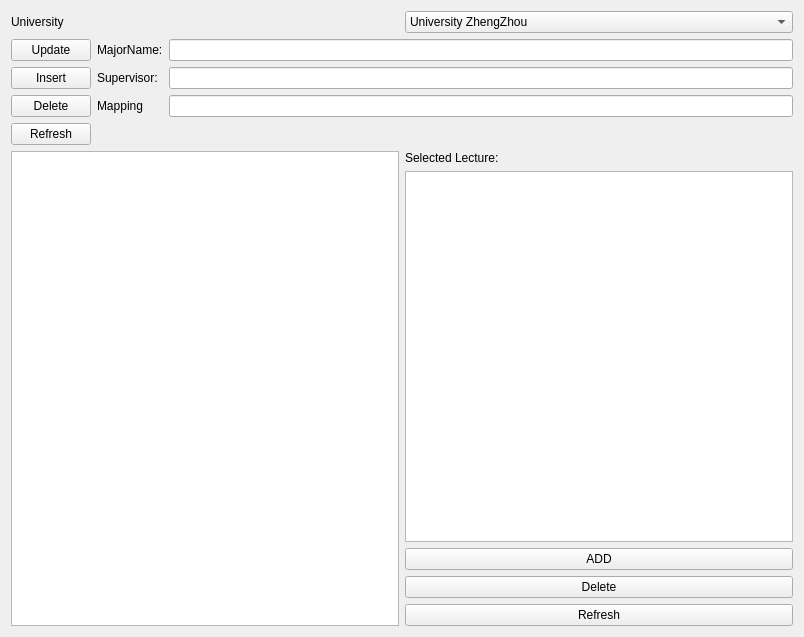
jszhtian/StudentMgr, file majoreditor.ui: the form before one commit.
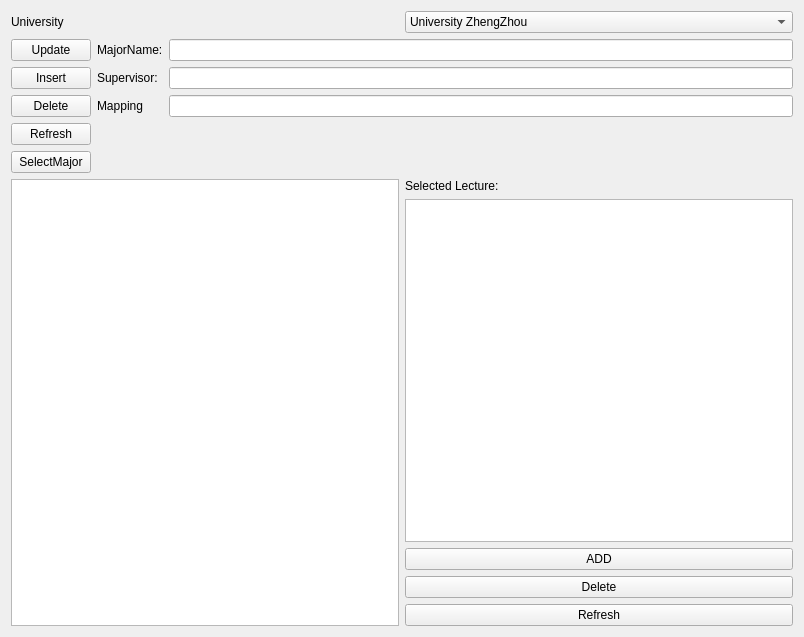
The form after the commit.

The edit to the form file:
```diff
--- a/majoreditor.ui
+++ b/majoreditor.ui
@@ -73,6 +73,13 @@
            </property>
           </widget>
          </item>
+         <item>
+          <widget class="QPushButton" name="pushButton_2">
+           <property name="text">
+            <string>SelectMajor</string>
+           </property>
+          </widget>
+         </item>
         </layout>
        </item>
        <item>
```
Left out of the diff: 6 changed lines with no effect on the pictures.
